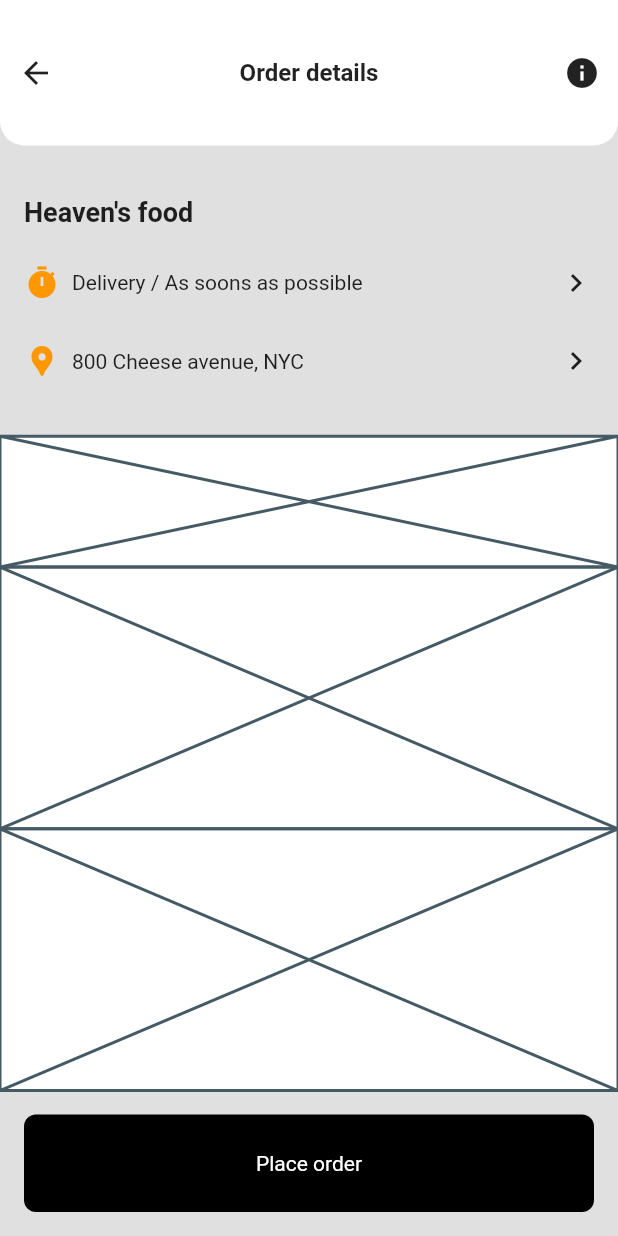
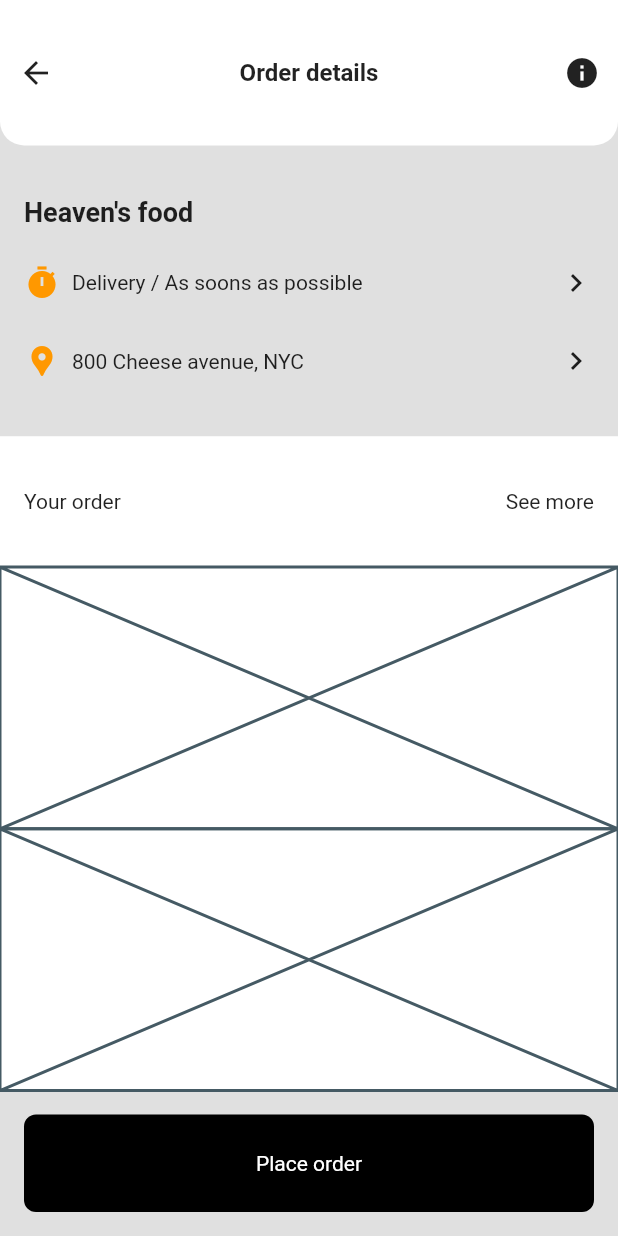
Before and after one commit to JAICHANGPARK/flutter_notebook_11th_story, a Flutter app: the screen it shows after launch, item 2 of the bottom bar chosen, on a phone screen of 412 x 824 dp. Run offline on Flutter 3.47's test engine with Material 2 defaults, Android fonts, the phone set to English and light mode, and no system bars; our stand-ins replace backdrop, badges, flutter_inner_drawer, flutter_slidable, flutter_swiper, google_fonts; network calls fail.

Commit message:
Update food_order_page.dart

```diff
--- a/lib/ep744_food_app/ui/food_order_page.dart
+++ b/lib/ep744_food_app/ui/food_order_page.dart
@@ -88,34 +88,33 @@ class _FoodOrderPageState extends State<FoodOrderPage> {
                   ),
                 )),
             Expanded(
-                flex: 9,
-                child: Container(
-                  decoration: BoxDecoration(color: Colors.white),
+              flex: 9,
+              child: Container(
+                decoration: BoxDecoration(color: Colors.white),
                 child: Column(
                   crossAxisAlignment: CrossAxisAlignment.start,
                   children: [
-                      Expanded(
-                          flex: 2,
-                          child: Placeholder()),
-                    Expanded(
-                        flex: 4,
-                        child: Placeholder()),
-
-                    Expanded(
-                        flex: 4,child: Placeholder()),
+                    Expanded(flex: 2, child: Padding(
+                      padding: const EdgeInsets.all(16.0),
+                      child: Row(
+                        mainAxisAlignment: MainAxisAlignment.spaceBetween,
+                        children: [
+                          Text("Your order"),
+                          Text("See more"),
+                        ],
+                      ),
+                    )),
+                    Expanded(flex: 4, child: Placeholder()),
+                    Expanded(flex: 4, child: Placeholder()),
                   ],
                 ),
-                ),
-
+              ),
             ),
             Expanded(
                 flex: 2,
                 child: Container(
                   margin: EdgeInsets.symmetric(horizontal: 16, vertical: 16),
-                  decoration: BoxDecoration(
-                    color: Colors.black,
-                    borderRadius: BorderRadius.circular(8)
-                  ),
+                  decoration: BoxDecoration(color: Colors.black, borderRadius: BorderRadius.circular(8)),
                   child: Center(
                     child: Text(
                       "Place order",
```
